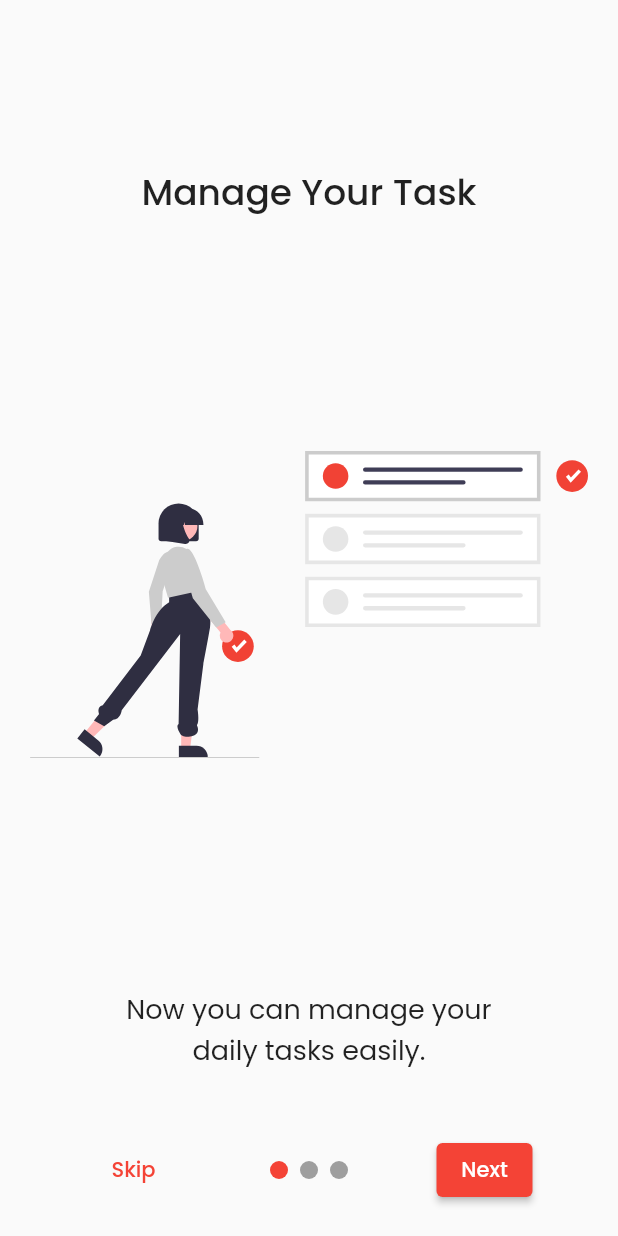
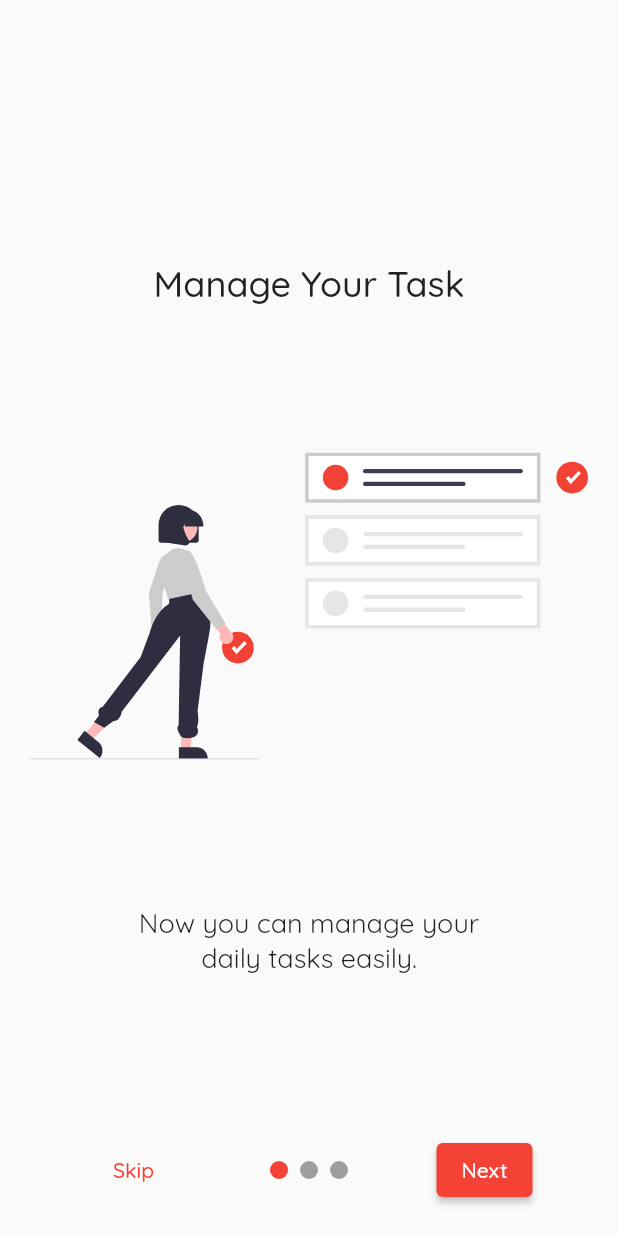
Before and after one commit to whoissharif/taskify, a Flutter app: the screen it shows after launch, on a phone screen of 412 x 824 dp. Run offline on Flutter 3.47's test engine with Material 2 defaults, Android fonts, the light colour scheme and no system bars; our stand-ins replace flutter_svg, google_fonts, shared_preferences, sqflite; accounts and stored records are empty.

Commit message:
constants refactoring

```diff
--- a/lib/features/onboarding/controllers/onboarding_controller.dart
+++ b/lib/features/onboarding/controllers/onboarding_controller.dart
@@ -1,4 +1,6 @@
 import 'package:flutter/material.dart';
+import 'package:taskify/utils/app_assets.dart';
+import 'package:taskify/utils/app_strings.dart';
 import '../models/onboarding_info.dart';
 
 class OnboardingController extends ChangeNotifier {
@@ -13,11 +15,11 @@ class OnboardingController extends ChangeNotifier {
   }
 
   List<OnboardingInfo> onboardingPages = [
-    OnboardingInfo('assets/images/todolist.svg', 'Manage Your Task',
-        'Now you can manage your daily tasks easily.'),
-    OnboardingInfo('assets/images/checklist.svg', 'Update Task',
-        'Editing and updating is easier.'),
-    OnboardingInfo('assets/images/search.svg', 'Search Task',
-        'Find task easily with seaching')
+    OnboardingInfo(AppAssets.onboardingImage1, AppStrings.onboardTitle1,
+        AppStrings.onboardDescription1),
+    OnboardingInfo(AppAssets.onboardingImage2, AppStrings.onboardTitle2,
+        AppStrings.onboardDescription2),
+    OnboardingInfo(AppAssets.onboardingImage3, AppStrings.onboardTitle3,
+        AppStrings.onboardDescription3)
   ];
 }
--- a/lib/features/todo/controllers/todo_controller.dart
+++ b/lib/features/todo/controllers/todo_controller.dart
@@ -77,6 +77,9 @@ class TodoController extends ChangeNotifier {
     Colors.purple,
     Colors.blueGrey,
     Colors.orangeAccent,
-    Colors.pink
+    Colors.pink,
+    Colors.cyan,
+    Colors.deepOrangeAccent,
+    Colors.teal,
   ];
 }
--- a/lib/main.dart
+++ b/lib/main.dart
@@ -6,7 +6,8 @@ import 'package:taskify/features/onboarding/controllers/onboarding_controller.da
 import 'package:taskify/features/onboarding/views/onboarding_screen.dart';
 import 'package:taskify/features/todo/controllers/todo_controller.dart';
 import 'package:taskify/features/todo/views/home_screen.dart';
-import 'package:taskify/utils/colors.dart';
+import 'package:taskify/utils/app_strings.dart';
+import 'package:taskify/utils/app_colors.dart';
 
 int? isviewed;
 void main() async {
@@ -31,11 +32,11 @@ class MyApp extends StatelessWidget {
         ),
       ],
       child: MaterialApp(
-        title: 'Taskify',
+        title: AppStrings.appName,
         debugShowCheckedModeBanner: false,
         theme: ThemeData(
-          primarySwatch: TaskifyColors.primary,
-          textTheme: GoogleFonts.poppinsTextTheme(
+          primarySwatch: AppColors.primary,
+          textTheme: GoogleFonts.quicksandTextTheme(
             Theme.of(context).textTheme,
           ),
         ),
--- /dev/null
+++ b/lib/utils/app_assets.dart
@@ -0,0 +1,12 @@
+class AppAssets {
+  static const _rootPath = 'assets/images';
+
+  static const bgStars = '$_rootPath/bg-stars.png';
+  static const appLogo = '$_rootPath/writing.png';
+
+  static const onboardingImage1 = '$_rootPath/todolist.svg';
+  static const onboardingImage2 = '$_rootPath/checklist.svg';
+  static const onboardingImage3 = '$_rootPath/search.svg';
+
+  static const noData = '$_rootPath/no data.svg';
+}
--- /dev/null
+++ b/lib/utils/app_colors.dart
@@ -0,0 +1,7 @@
+import 'package:flutter/material.dart';
+
+class AppColors {
+  static const primary = Colors.red;
+  static const charcoal = Color(0xFF264654);
+  static const textFieldFillColor = Color.fromARGB(255, 217, 232, 240);
+}
--- /dev/null
+++ b/lib/utils/app_strings.dart
@@ -0,0 +1,21 @@
+class AppStrings {
+  static const appName = 'Taskify';
+  static const appDateFormat = 'dd/MM/yyyy hh:mm a';
+  static const taskCompleted = 'Completed';
+  static const taskOngoing = 'Ongoing';
+  static const markAsDone = 'Mark as done';
+  static const markAsUnDone = 'Mark as Undone';
+  static const deleteButtonText = 'Delete';
+  static const editButtonText = 'Edit';
+  static const textFieldErrorMsg = 'Field can\'t be empty';
+  static const skipButtonText = 'Skip';
+  static const noTask = 'No Task Added Yet';
+  static const loadingText = 'Loading...';
+  static const addTodoButtonText = 'Add Todo';
+  static const onboardTitle1 = 'Manage Your Task';
+  static const onboardTitle2 = 'Update Task';
+  static const onboardTitle3 = 'Search Task';
+  static const onboardDescription1 = 'Now you can manage your daily tasks easily.';
+  static const onboardDescription2 = 'Editing and updating is easier.';
+  static const onboardDescription3 = 'Find task easily with seaching';
+}
--- a/lib/utils/colors.dart
+++ /dev/null
@@ -1,10 +0,0 @@
-import 'package:flutter/material.dart';
-
-class TaskifyColors {
-  static const primary = Colors.red;
-  static const accent = Color(0x1F299E8D);
-  static const white = Colors.white;
-  static const black = Colors.black;
-  static const charcoal = Color(0xFF264654);
-  static const spaceCadet = Color(0xFF2C3549);
-}
--- a/lib/widgets/add_todo_alert_dialog_content.dart
+++ b/lib/widgets/add_todo_alert_dialog_content.dart
@@ -1,5 +1,6 @@
 import 'package:flutter/material.dart';
 import 'package:provider/provider.dart';
+import 'package:taskify/utils/app_strings.dart';
 import 'package:taskify/widgets/color_selector_section.dart';
 import 'package:taskify/widgets/todo_text_field.dart';
 import '../features/todo/controllers/todo_controller.dart';
@@ -39,7 +40,7 @@ class AddTodoAlertDialogContent extends StatelessWidget {
                 todoProvider.titleController.clear();
                 Navigator.of(context).pop();
               },
-              child: const Text('Add Todo'),
+              child: const Text(AppStrings.addTodoButtonText),
             ),
           ),
         ],
--- a/lib/widgets/delete_button.dart
+++ b/lib/widgets/delete_button.dart
@@ -1,4 +1,5 @@
 import 'package:flutter/material.dart';
+import 'package:taskify/utils/app_strings.dart';
 
 import '../features/todo/controllers/todo_controller.dart';
 import '../features/todo/models/todo.dart';
@@ -27,7 +28,7 @@ class DeleteButton extends StatelessWidget {
         },
         child: const Padding(
           padding: EdgeInsets.symmetric(vertical: 12.0),
-          child: Text('Delete'),
+          child: Text(AppStrings.deleteButtonText),
         ),
       ),
     );
--- a/lib/widgets/indicators.dart
+++ b/lib/widgets/indicators.dart
@@ -1,4 +1,5 @@
 import 'package:flutter/material.dart';
+import 'package:taskify/utils/app_colors.dart';
 
 import '../features/onboarding/controllers/onboarding_controller.dart';
 
@@ -21,7 +22,7 @@ class Indicators extends StatelessWidget {
           height: 12,
           decoration: BoxDecoration(
             color: controller.selectedPageIndex == index
-                ? Colors.red
+                ? AppColors.primary
                 : Colors.grey,
             shape: BoxShape.circle,
           ),
--- a/lib/widgets/no_task.dart
+++ b/lib/widgets/no_task.dart
@@ -1,5 +1,7 @@
 import 'package:flutter/material.dart';
 import 'package:flutter_svg/flutter_svg.dart';
+import 'package:taskify/utils/app_assets.dart';
+import 'package:taskify/utils/app_strings.dart';
 
 class NoTask extends StatelessWidget {
   const NoTask({
@@ -15,14 +17,14 @@ class NoTask extends StatelessWidget {
           child: Column(
             children: [
               SvgPicture.asset(
-                'assets/images/no data.svg',
+                AppAssets.noData,
                 height: 120,
               ),
               const SizedBox(
                 height: 30,
               ),
               const Text(
-                'No Task Added Yet',
+                AppStrings.noTask,
                 style: TextStyle(
                   color: Colors.grey,
                   fontSize: 18,
--- a/lib/widgets/onboarding_content.dart
+++ b/lib/widgets/onboarding_content.dart
@@ -24,7 +24,7 @@ class OnboardingContent extends StatelessWidget {
             controller.onboardingPages[index].title,
             style: const TextStyle(fontSize: 24, fontWeight: FontWeight.w500),
           ),
-          SvgPicture.asset(controller.onboardingPages[index].imageAsset),
+          SvgPicture.asset(controller.onboardingPages[index].imageAsset,height: 400,),
           Padding(
             padding: const EdgeInsets.symmetric(horizontal: 64.0),
             child: Text(
--- a/lib/widgets/skip_button.dart
+++ b/lib/widgets/skip_button.dart
@@ -1,4 +1,5 @@
 import 'package:flutter/material.dart';
+import 'package:taskify/utils/app_strings.dart';
 
 import '../features/todo/views/home_screen.dart';
 
@@ -15,7 +16,7 @@ class SkipButton extends StatelessWidget {
             MaterialPageRoute(builder: (context) => const HomeScreen()),
             (route) => false);
       },
-      child: const Text('Skip'),
+      child: const Text(AppStrings.skipButtonText),
     );
   }
 }
```
Also changed, not shown: lib/utils/app_text_styles.dart (added, +41 -0 lines), lib/widgets/edit_button.dart (+4 -3 lines), lib/widgets/loading_widget.dart (+4 -3 lines), lib/widgets/my_custom_app_bar.dart (+7 -7 lines), lib/widgets/todo_grid_tile.dart (+12 -20 lines), lib/widgets/todo_text_field.dart (+6 -3 lines), lib/widgets/todo_tile.dart (+13 -20 lines).
